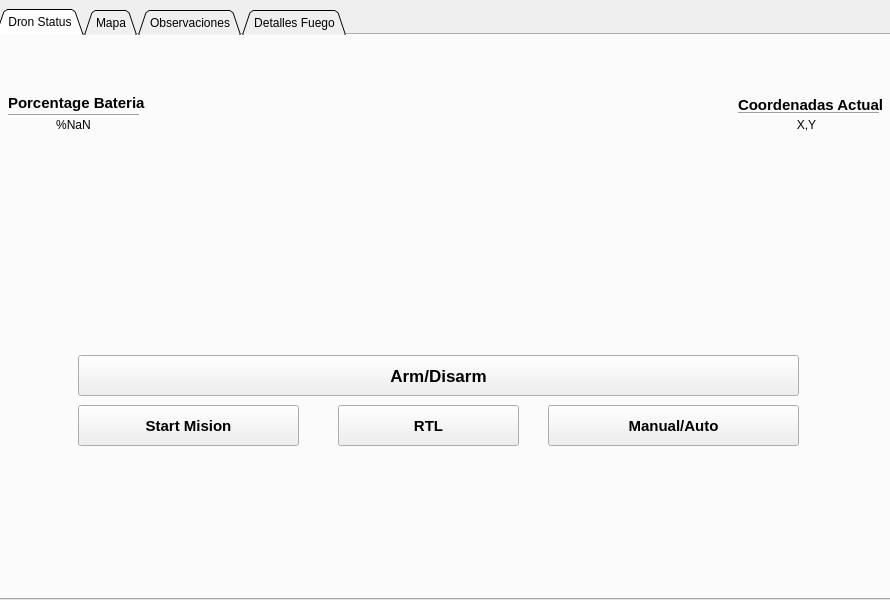
Old version of the form temperature_dron/form.ui in the repository 12an/Incendio_Detect.
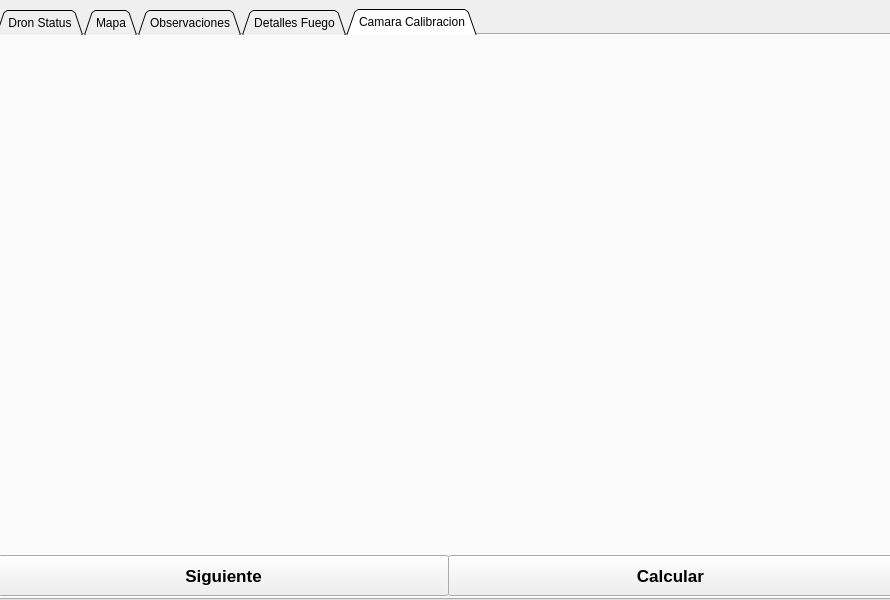
New version of the form. The open tabs and pages were chosen to show the change. Icons and pictures are not drawn.

```diff
--- a/temperature_dron/form.ui
+++ b/temperature_dron/form.ui
@@ -791,6 +791,79 @@
      </property>
     </widget>
    </widget>
+   <widget class="QWidget" name="tab_2">
+    <attribute name="title">
+     <string>Camara Calibracion</string>
+    </attribute>
+    <widget class="QWidget" name="gridLayoutWidget_8">
+     <property name="geometry">
+      <rect>
+       <x>0</x>
+       <y>10</y>
+       <width>441</width>
+       <height>501</height>
+      </rect>
+     </property>
+     <layout class="QGridLayout" name="Foto_calibracion_antes">
+      <property name="sizeConstraint">
+       <enum>QLayout::SetDefaultConstraint</enum>
+      </property>
+     </layout>
+    </widget>
+    <widget class="QPushButton" name="SiguienteCalibracion">
+     <property name="geometry">
+      <rect>
+       <x>0</x>
+       <y>520</y>
+       <width>451</width>
+       <height>41</height>
+      </rect>
+     </property>
+     <property name="font">
+      <font>
+       <pointsize>13</pointsize>
+       <bold>true</bold>
+      </font>
+     </property>
+     <property name="text">
+      <string>Siguiente</string>
+     </property>
+    </widget>
+    <widget class="QWidget" name="gridLayoutWidget_9">
+     <property name="geometry">
+      <rect>
+       <x>450</x>
+       <y>10</y>
+       <width>441</width>
+       <height>501</height>
+      </rect>
+     </property>
+     <layout class="QGridLayout" name="Foto_calibracion_despues"/>
+    </widget>
+    <widget class="QPushButton" name="CalcularCalibracion">
+     <property name="geometry">
+      <rect>
+       <x>450</x>
+       <y>520</y>
+       <width>445</width>
+       <height>41</height>
+      </rect>
+     </property>
+     <property name="font">
+      <font>
+       <pointsize>13</pointsize>
+       <bold>true</bold>
+      </font>
+     </property>
+     <property name="text">
+      <string>Calcular</string>
+     </property>
+     <property name="icon">
+      <iconset theme="video-x-generic">
+       <normaloff>.</normaloff>.</iconset>
+     </property>
+    </widget>
+   </widget>
   </widget>
  </widget>
  <resources/>
```
Left out of the diff: 16 changed lines with no effect on the pictures.
